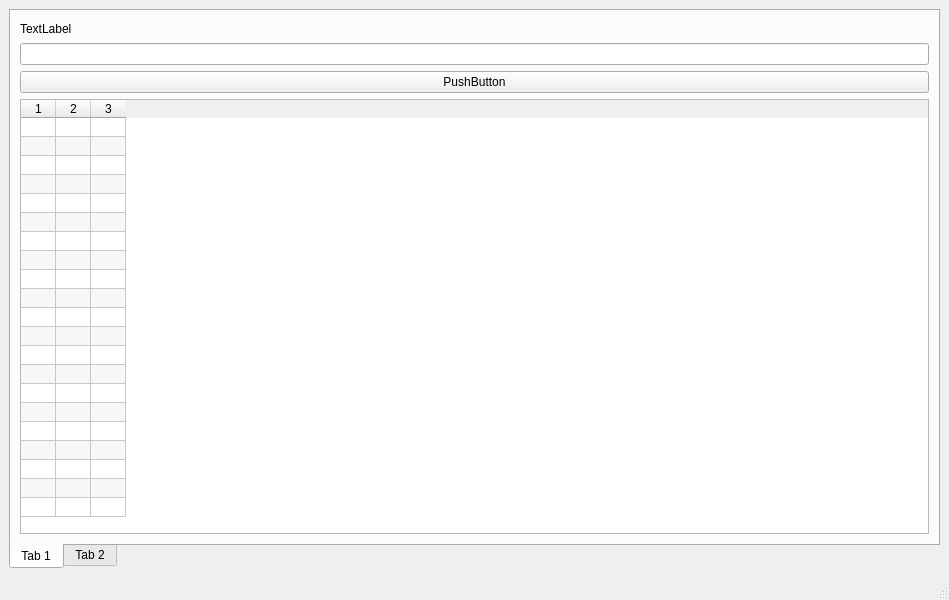
Old version of the form TMW.ui in the repository clamgee/python-code.
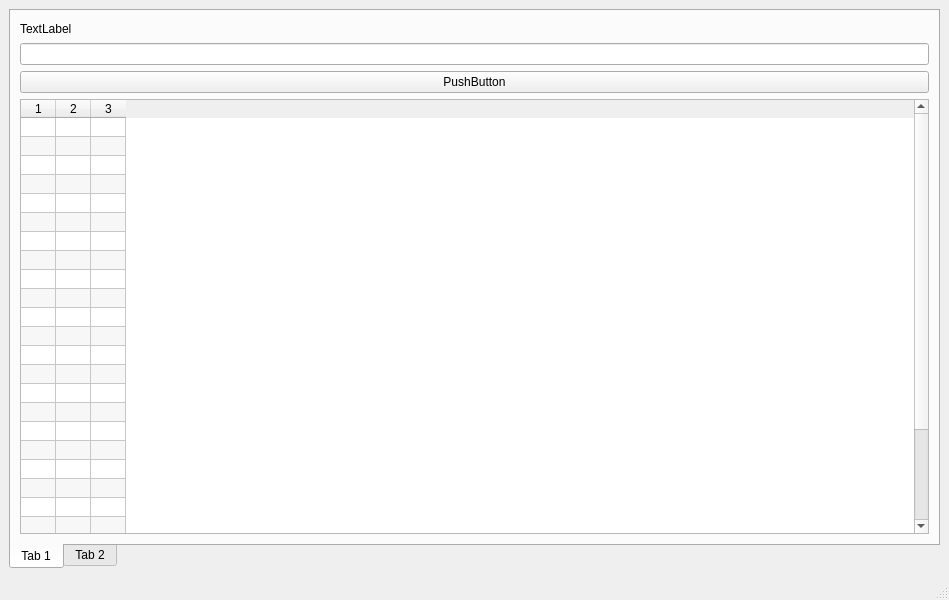
New version of the form.

Diff of the .ui file:
```diff
--- a/TMW.ui
+++ b/TMW.ui
@@ -71,7 +71,7 @@
                <enum>Qt::SolidLine</enum>
               </property>
               <property name="rowCount">
-               <number>21</number>
+               <number>27</number>
               </property>
               <property name="columnCount">
                <number>3</number>
@@ -130,6 +130,12 @@
               <row/>
               <row/>
               <row/>
+              <row/>
+              <row/>
+              <row/>
+              <row/>
+              <row/>
+              <row/>
               <column/>
               <column/>
               <column/>
```
